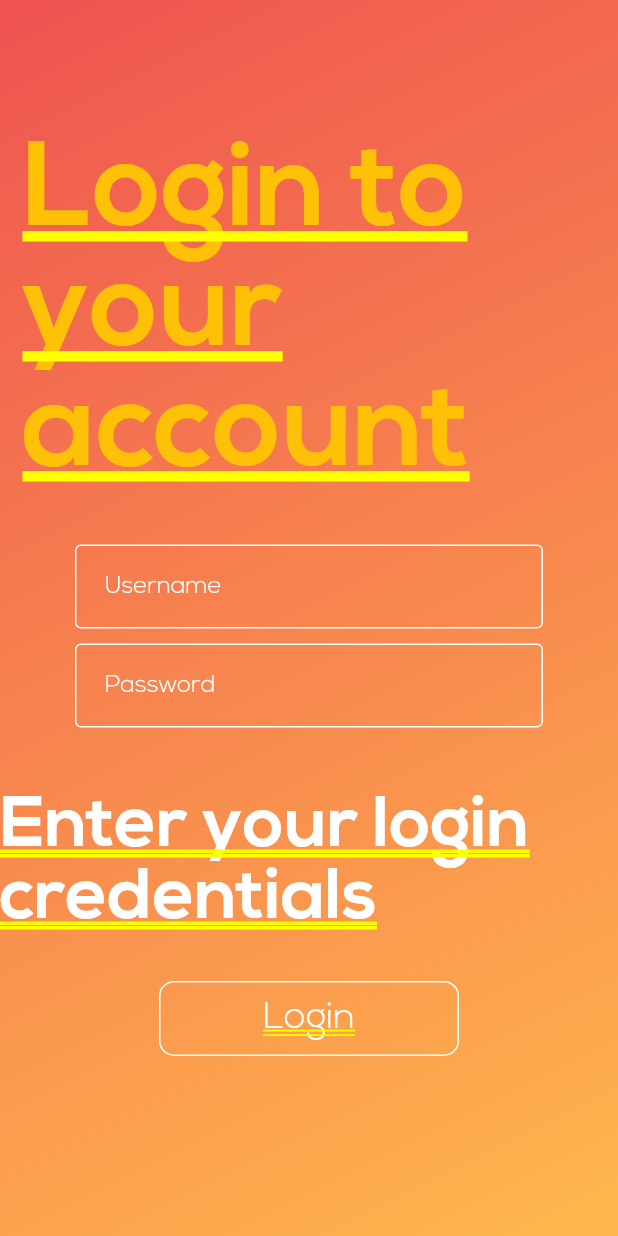
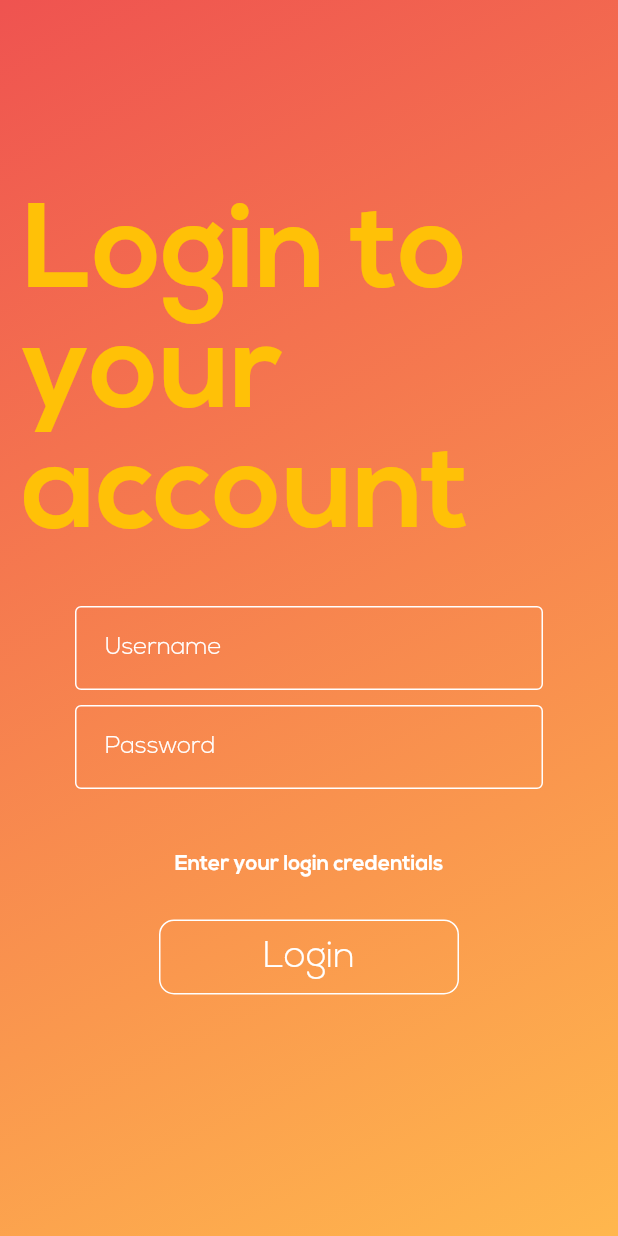
Before and after one commit to KhilfiNazarudin/Movie_FinderSG, a Flutter app: the screen it shows after launch, after a tap on "Login", on a phone screen of 412 x 824 dp. Run offline on Flutter 3.47's test engine with Material 2 defaults, Android fonts, the phone set to English and light mode, and no system bars; our stand-ins replace cloud_firestore, firebase_auth, firebase_core, firebase_storage, flutter_rating_bar, fluttertoast and 4 more; missing offline and left inert: flutter_polyline_points; accounts and stored records are empty; network calls fail.

Commit message:
Scaffolding

```diff
--- a/lib/main.dart
+++ b/lib/main.dart
@@ -103,7 +103,8 @@ class _loginScreenState extends State<loginScreen> {
           provider.setUser(snapshot.data[0], snapshot.data[1]);
           return mainScreen();
         } else {
-          return Container(
+          return Scaffold(
+            body: Container(
                 decoration: BoxDecoration(
                     gradient: LinearGradient(
                   begin: Alignment.topLeft,
@@ -239,6 +240,7 @@ class _loginScreenState extends State<loginScreen> {
                   ),
                 ),
 
+            ),
           );
         }
       },
```
Lines whose indentation alone changed are shown as unchanged.
